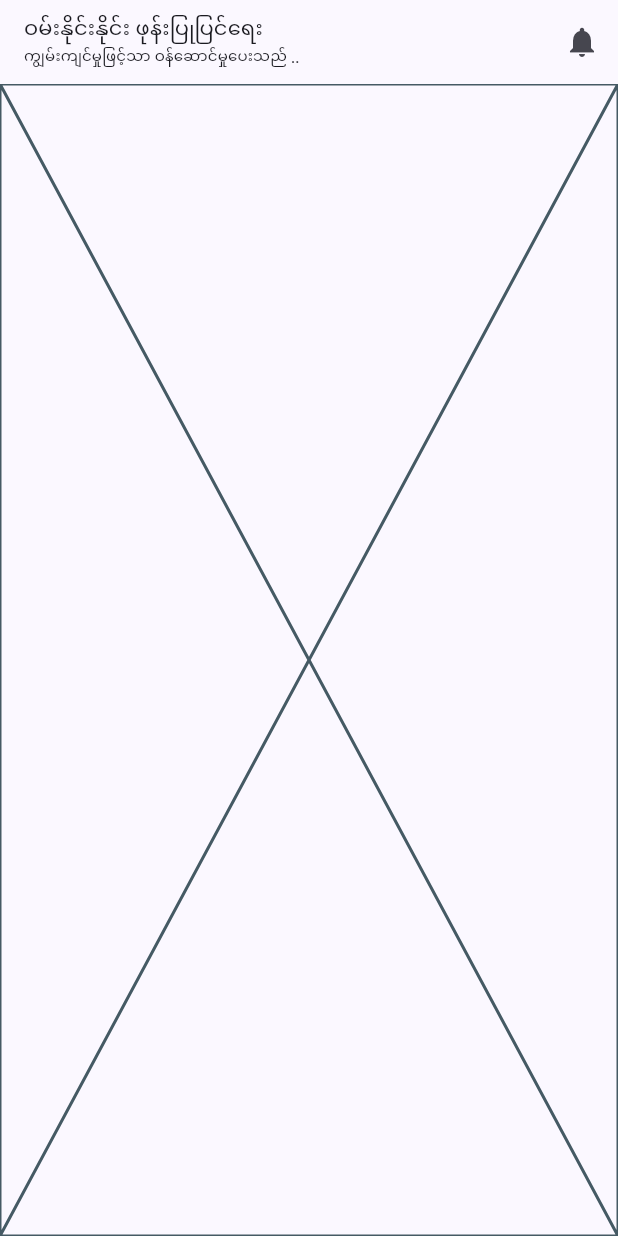
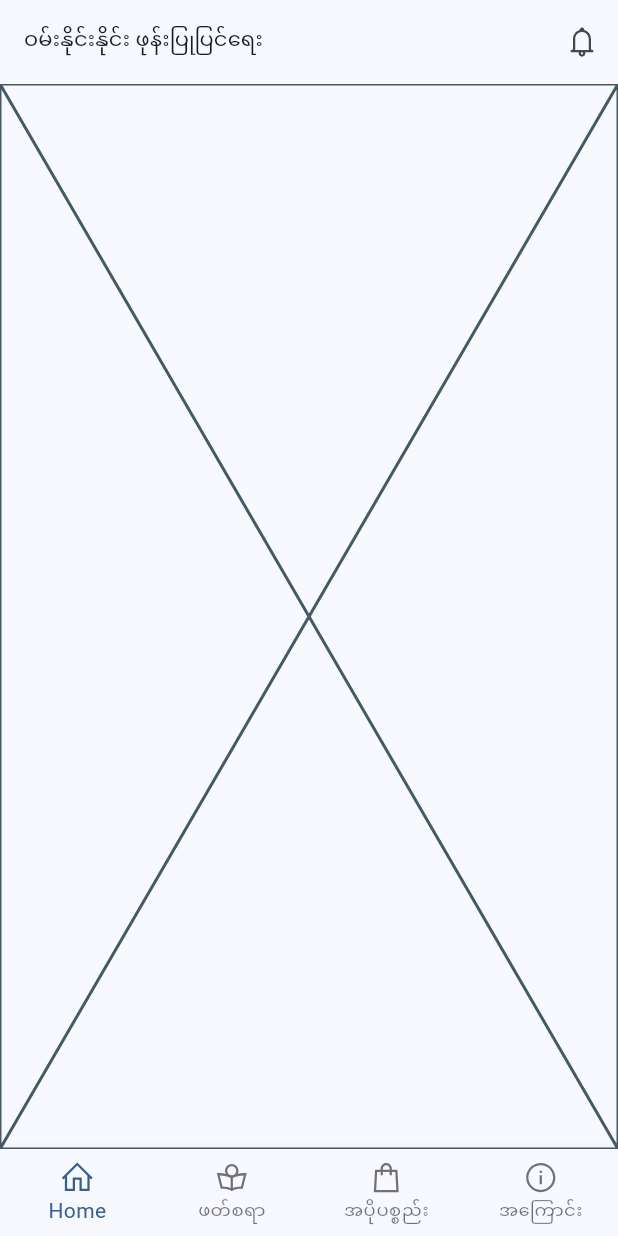
Before and after one commit to clickernux/phone_repair_service_199, a Flutter app: the screen it shows after launch, on a phone screen of 412 x 824 dp. Run offline on Flutter 3.47's test engine with Material 2 defaults, Android fonts, the phone set to English and light mode, and no system bars; our stand-ins replace line_icons.

Commit message:
Implemented BotNavBar in MainScreen

```diff
--- a/lib/main.dart
+++ b/lib/main.dart
@@ -13,8 +13,8 @@ class PhoneRepairService199App extends StatelessWidget {
     return MaterialApp(
       debugShowCheckedModeBanner: false,
       theme: ThemeData(
+        colorSchemeSeed: Colors.blue,
         useMaterial3: true,
-        colorSchemeSeed: Colors.indigo,
       ),
       home: const MainScreen(),
     );
--- a/lib/screens/main_screen.dart
+++ b/lib/screens/main_screen.dart
@@ -1,5 +1,6 @@
 import 'package:flutter/material.dart';
 import 'package:phone_repair_service_199/util.dart';
+import 'package:line_icons/line_icons.dart';
 
 class MainScreen extends StatelessWidget {
   const MainScreen({super.key});
@@ -8,26 +9,43 @@ class MainScreen extends StatelessWidget {
   Widget build(BuildContext context) {
     return Scaffold(
       appBar: AppBar(
-        title: Column(
-          crossAxisAlignment: CrossAxisAlignment.start,
-          children: [
-            Text(Util.appNameMM),
-            const Text(
-              'ကျွမ်းကျင်မှုဖြင့်သာ ဝန်ဆောင်မှုပေးသည် ..',
-              style: TextStyle(fontSize: 10),
-            ),
-          ],
-        ),
+        title: Text(Util.appNameMM),
         titleTextStyle: Theme.of(context).textTheme.labelLarge,
         actions: [
-          IconButton(onPressed: () {}, icon: const Icon(Icons.notifications)),
+          IconButton(onPressed: () {}, icon: const Icon(LineIcons.bell)),
         ],
       ),
       body: _buildBody(context),
+      bottomNavigationBar: _buildBottomNavBar(context),
     );
   }
 
   Widget _buildBody(BuildContext context) {
     return const Placeholder();
   }
+
+  Widget _buildBottomNavBar(BuildContext context) {
+    return BottomNavigationBar(
+      type: BottomNavigationBarType.fixed,
+      // currentIndex: 0,
+      items: const [
+        BottomNavigationBarItem(
+          icon: Icon(LineIcons.home),
+          label: 'Home',
+        ),
+        BottomNavigationBarItem(
+          icon: Icon(LineIcons.bookReader),
+          label: 'ဖတ်စရာ',
+        ),
+        BottomNavigationBarItem(
+          icon: Icon(LineIcons.shoppingBag),
+          label: 'အပိုပစ္စည်း',
+        ),
+        BottomNavigationBarItem(
+          icon: Icon(LineIcons.infoCircle),
+          label: 'အကြောင်း',
+        ),
+      ],
+    );
+  }
 }
```
